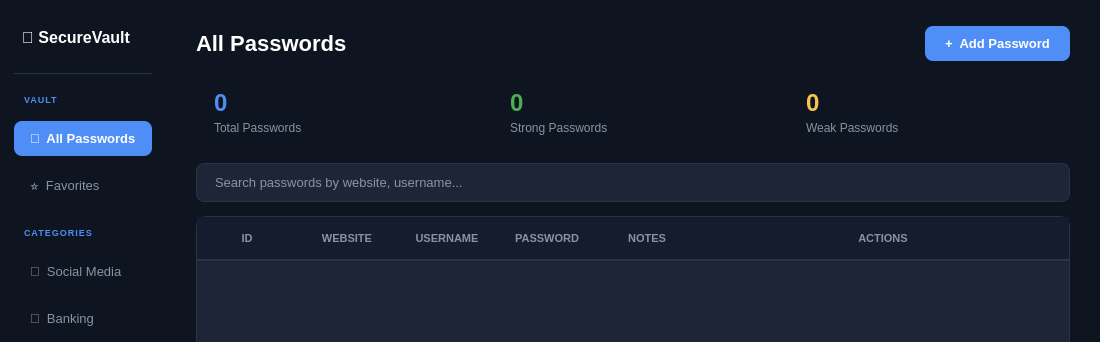
Before: the Qt Designer form HashVault/HashVault.ui in Sanketpatil27/HashVault, drawn with Qt 5; both pictures show x 0 to 1100 and y 0 to 342 of the 1100 by 700 pixel window.
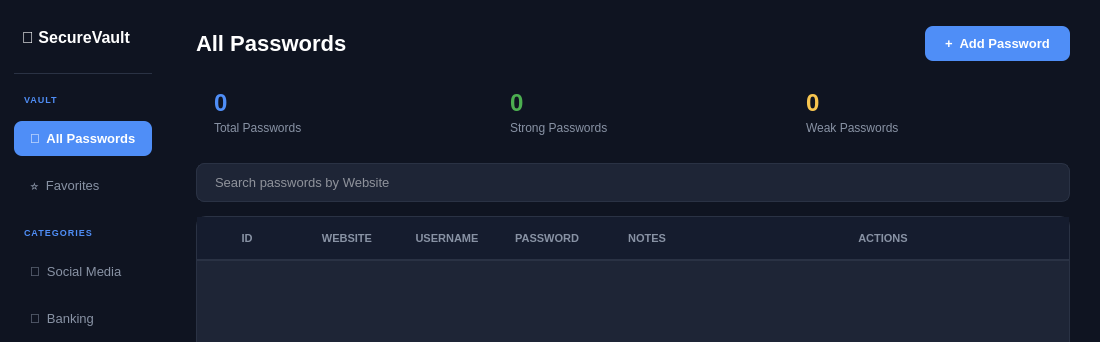
After: the same form once the commit is applied. The open tabs and pages were chosen to show the change.

Commit message: Added the Search websites functionality

What changed in the file:
```diff
--- a/HashVault/HashVault.ui
+++ b/HashVault/HashVault.ui
@@ -979,7 +979,7 @@
               </string>
             </property>
             <property name="placeholderText">
-             <string>Search passwords by website, username...</string>
+             <string>Search passwords by Website </string>
             </property>
            </widget>
           </item>
```
The commit also changes 2 other files.
